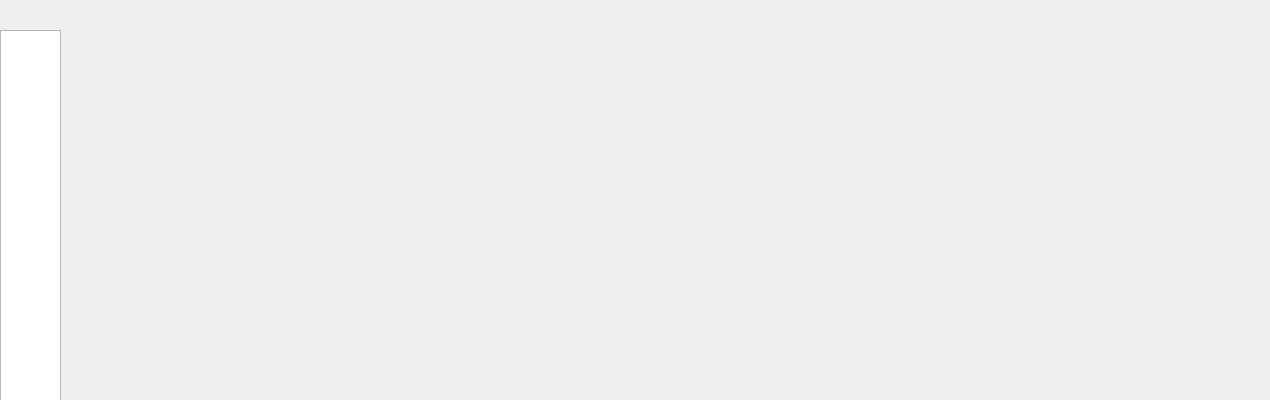
The window that mainwindow.ui (stelro/TCL) describes before a commit, drawn with Qt 5.
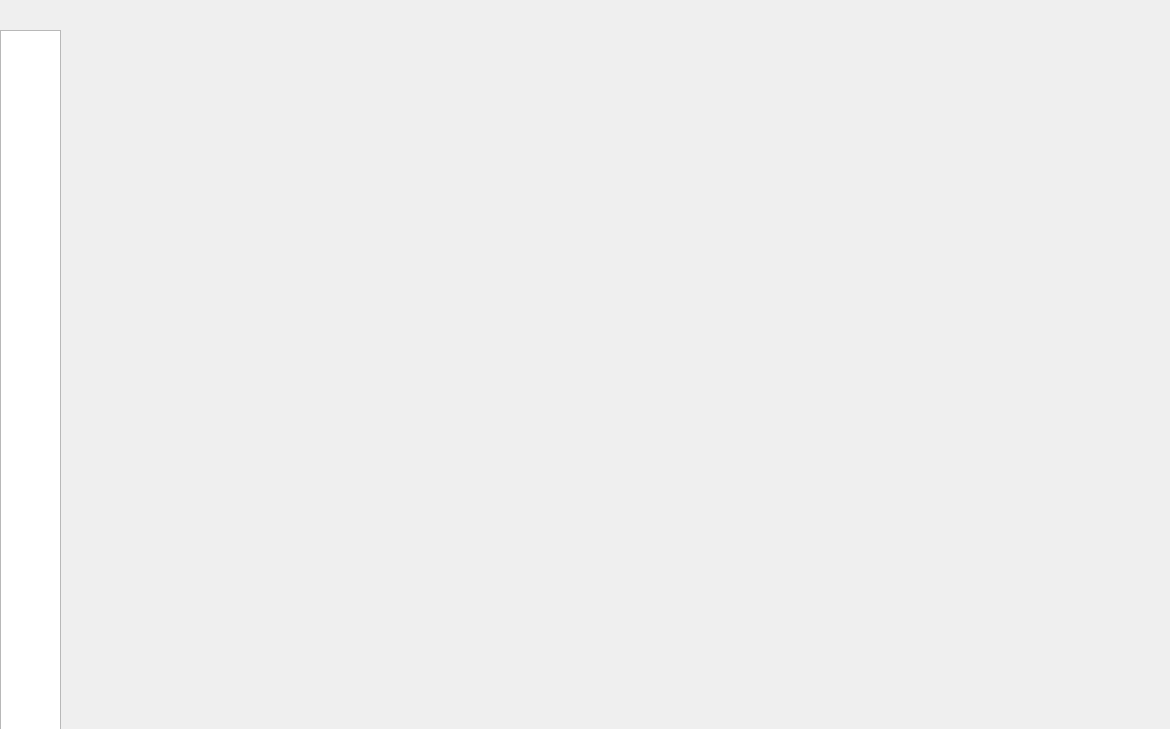
The same window after the commit. The open tabs and pages were chosen to show the change.

What changed in the file:
```diff
--- a/mainwindow.ui
+++ b/mainwindow.ui
@@ -6,8 +6,8 @@
    <rect>
     <x>0</x>
     <y>0</y>
-    <width>1270</width>
-    <height>400</height>
+    <width>1170</width>
+    <height>729</height>
    </rect>
   </property>
   <property name="windowTitle">
@@ -20,7 +20,7 @@
       <x>0</x>
       <y>30</y>
       <width>61</width>
-      <height>371</height>
+      <height>701</height>
      </rect>
     </property>
     <property name="iconSize">
@@ -47,8 +47,8 @@
      <rect>
       <x>60</x>
       <y>30</y>
-      <width>1211</width>
-      <height>371</height>
+      <width>1111</width>
+      <height>701</height>
      </rect>
     </property>
     <widget class="QWidget" name="page"/>
@@ -59,7 +59,7 @@
      <rect>
       <x>0</x>
       <y>0</y>
-      <width>1271</width>
+      <width>1171</width>
       <height>31</height>
      </rect>
     </property>
```
Left out of the diff: 3 changed lines with no effect on the pictures.
